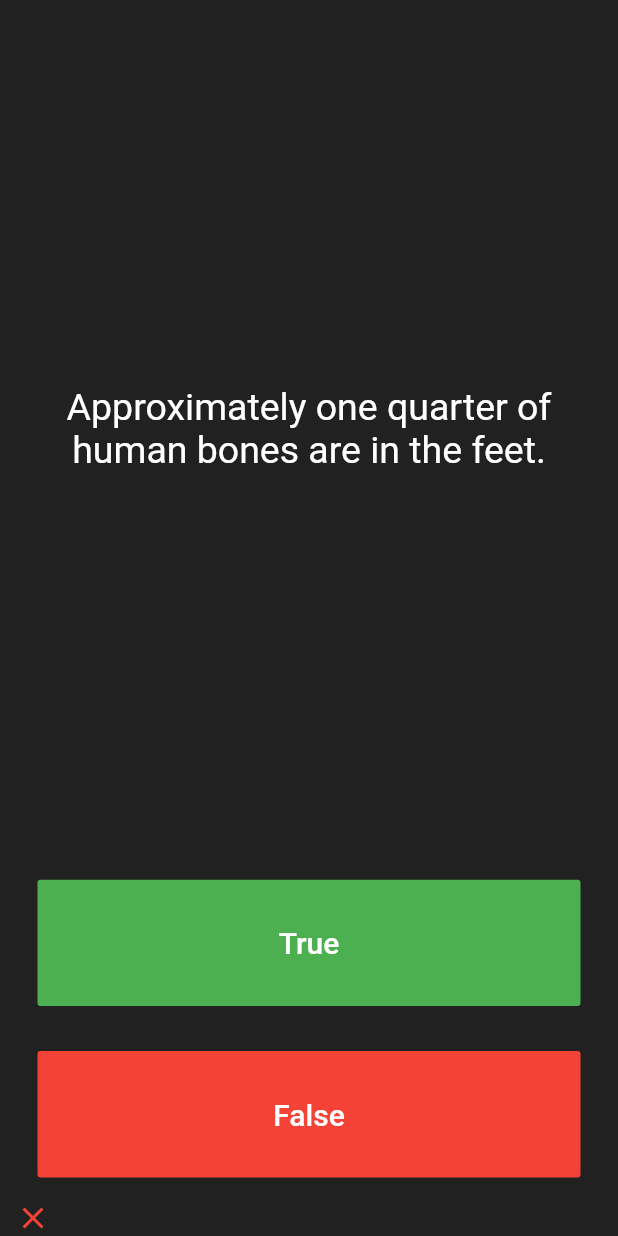
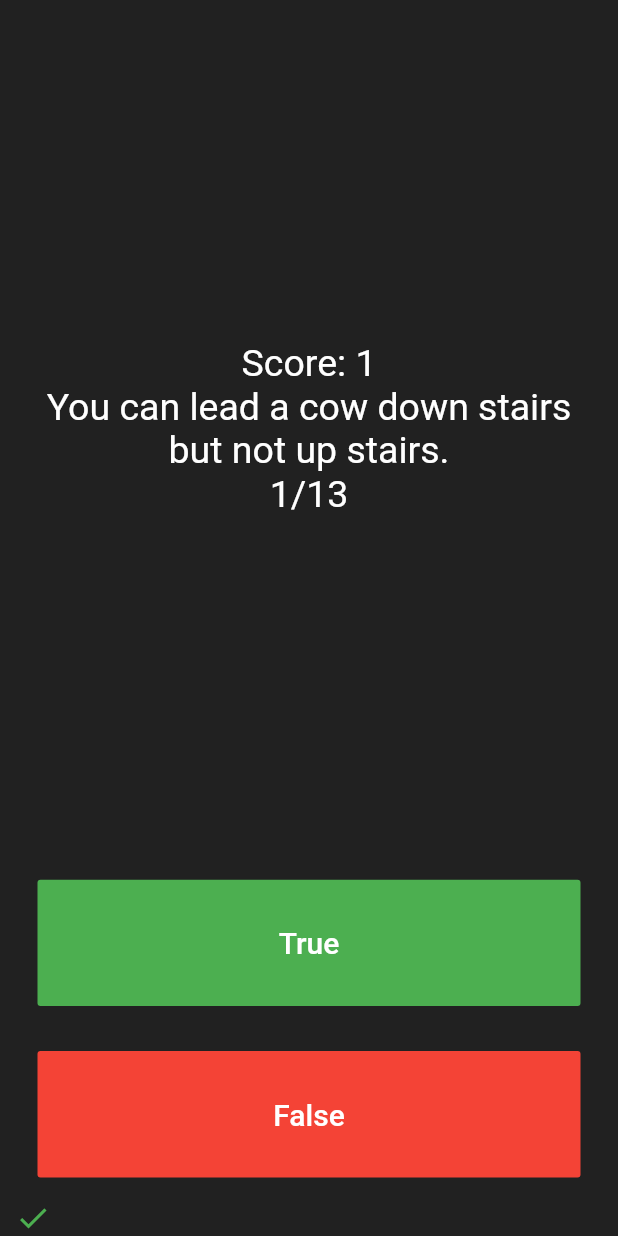
Before and after one commit to wesenbergg/quizzler-flutter, a Flutter app: the screen it shows after launch, after a tap on "True", on a phone screen of 412 x 824 dp. Run offline on Flutter 3.47's test engine with Material 2 defaults, Android fonts, the phone set to English and light mode, and no system bars.

Commit message:
first working version done

```diff
--- a/lib/main.dart
+++ b/lib/main.dart
@@ -1,5 +1,5 @@
 import 'package:flutter/material.dart';
-import 'package:quizzler/question.dart';
+import 'quiz.dart';
 
 void main() => runApp(Quizzler());
 
@@ -27,25 +27,12 @@ class QuizPage extends StatefulWidget {
 
 class _QuizPageState extends State<QuizPage> {
   List<Icon> scoreKeeper = [];
-
-  List<Question> questionObjects = [
-    Question(
-      question: 'You can lead a cow down stairs but not up stairs.',
-      answer: false
-    ),
-    Question(
-      question: 'Approximately one quarter of human bones are in the feet.',
-      answer: true
-      ),
-    Question(
-      question: 'A slug\'s blood is green.',
-      answer: true
-    )
-  ];
+  Quiz quiz = Quiz();
 
   int questionTracker = 0;
 
   Icon correct(){
+    quiz.incrementScore();
     return Icon(
       Icons.check,
       color: Colors.green,
@@ -59,22 +46,14 @@ class _QuizPageState extends State<QuizPage> {
     );
   }
 
-  void handleTrue() {
+  void handleAnswer(bool inputAnswer) {
     setState(() {
-      (questionObjects[questionTracker].answer) ?
+      (inputAnswer == quiz.getAnswer()) ?
       scoreKeeper.add(correct()):
       scoreKeeper.add(incorrect());
-      questionTracker++;
+      quiz.nextQuestion();
+      if(quiz.getQuestionNumber() == 0) scoreKeeper = [];
     });
-  }
-
-  void handleFalse() {
-    setState(() {
-      !(questionObjects[questionTracker].answer) ?
-      scoreKeeper.add(correct()):
-      scoreKeeper.add(incorrect());
-      questionTracker++;
-      });
   }
 
   @override
@@ -87,15 +66,34 @@ class _QuizPageState extends State<QuizPage> {
           flex: 5,
           child: Padding(
             padding: EdgeInsets.all(10.0),
-            child: Center(
-              child: Text(
-                (questionTracker < questionObjects.length) ? questionObjects[questionTracker].question: 'Out of questions',
-                textAlign: TextAlign.center,
-                style: TextStyle(
-                  fontSize: 25.0,
-                  color: Colors.white,
+            child: Column(
+              mainAxisAlignment: MainAxisAlignment.center,
+              children: <Widget>[
+                Text(
+                  quiz.getScore(),
+                  textAlign: TextAlign.center,
+                  style: TextStyle(
+                    fontSize: 25.0,
+                    color: Colors.white,
+                  ),
                 ),
-              ),
+                Text(
+                  quiz.getQuestion(),
+                  textAlign: TextAlign.center,
+                  style: TextStyle(
+                    fontSize: 25.0,
+                    color: Colors.white,
+                  ),
+                ),
+                Text(
+                  quiz.getQuestionLabel(),
+                  textAlign: TextAlign.center,
+                  style: TextStyle(
+                    fontSize: 25.0,
+                    color: Colors.white,
+                  ),
+                ),
+              ],
             ),
           ),
         ),
@@ -112,7 +110,7 @@ class _QuizPageState extends State<QuizPage> {
                   fontSize: 20.0,
                 ),
               ),
-              onPressed: () => handleTrue(),
+              onPressed: () => handleAnswer(true),
             ),
           ),
         ),
@@ -128,7 +126,7 @@ class _QuizPageState extends State<QuizPage> {
                   color: Colors.white,
                 ),
               ),
-              onPressed: () => handleFalse(),
+              onPressed: () => handleAnswer(false),
             ),
           ),
         ),
--- a/lib/question.dart
+++ b/lib/question.dart
@@ -2,8 +2,5 @@ class Question {
   String question;
   bool answer;
 
-  Question ({String question, bool answer}){
-    this.question = question;
-    this.answer = answer;
-  }
+  Question (this.question, this.answer);
 }
--- /dev/null
+++ b/lib/quiz.dart
@@ -0,0 +1,78 @@
+import 'package:quizzler/question.dart';
+
+class Quiz {
+  int _questionNumber = 0;
+  int _score = 0;
+  int _total;
+
+  List<Question> _questions = [
+    Question('Some cats are actually allergic to humans', true),
+    Question('You can lead a cow down stairs but not up stairs.', false),
+    Question('Approximately one quarter of human bones are in the feet.', true),
+    Question('A slug\'s blood is green.', true),
+    Question('Buzz Aldrin\'s mother\'s maiden name was \"Moon\".', true),
+    Question('It is illegal to pee in the Ocean in Portugal.', true),
+    Question(
+        'No piece of square dry paper can be folded in half more than 7 times.',
+        false),
+    Question(
+        'In London, UK, if you happen to die in the House of Parliament, you are technically entitled to a state funeral, because the building is considered too sacred a place.',
+        true),
+    Question(
+        'The loudest sound produced by any animal is 188 decibels. That animal is the African Elephant.',
+        false),
+    Question(
+        'The total surface area of two human lungs is approximately 70 square metres.',
+        true),
+    Question('Google was originally called \"Backrub\".', true),
+    Question(
+        'Chocolate affects a dog\'s heart and nervous system; a few ounces are enough to kill a small dog.',
+        true),
+    Question(
+        'In West Virginia, USA, if you accidentally hit an animal with your car, you are free to take it home to eat.',
+        true),
+  ];
+
+  Quiz(){
+    _total = _questions.length;
+    _questions.add(Question(
+      'You reached end of the quiz!', true
+    ));
+  }
+
+  void nextQuestion() {
+    (_questionNumber < _questions.length - 1) ?
+      _questionNumber++:
+      reset();
+  }
+
+  int getQuestionNumber() {
+    return _questionNumber;
+  }
+
+  String getQuestion() {
+    return _questions[_questionNumber].question;
+  }
+
+  bool getAnswer() {
+    return _questions[_questionNumber].answer;
+  }
+
+  void incrementScore(){
+    print(_score);
+    _score++;
+  }
+
+  String getScore(){
+    return 'Score: $_score';
+  }
+
+  String getQuestionLabel(){
+    return '$_questionNumber/$_total';
+  }
+
+  void reset(){
+    _questionNumber = 0;
+    _score = 0;
+  }
+}
```
